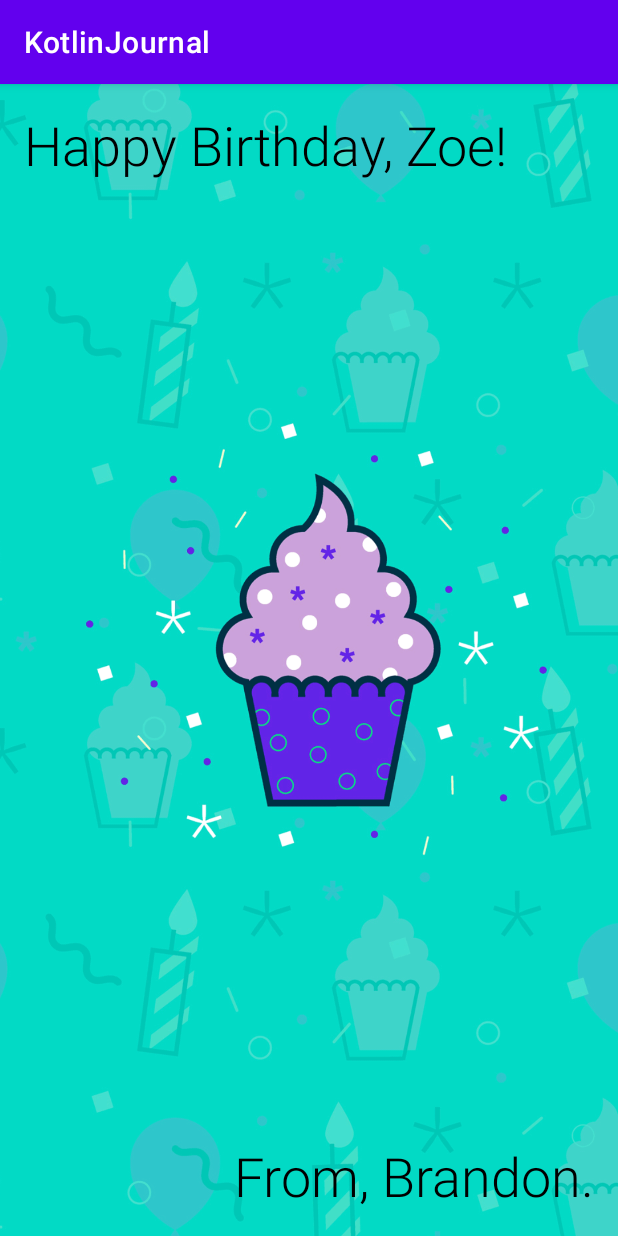
After one commit to JellyRollJunior/kotlin-journal-app, an Android app: the BirthdayCard screen opened directly, with no data from a screen before it, on a phone screen of 412 x 824 dp. The commit adds this screen. Run offline under Robolectric (Android 15) with nearby library versions, the phone set to English and light mode, and no system bars.

Commit message:
Create BirthdayCard.kt

```diff
--- a/app/src/main/AndroidManifest.xml
+++ b/app/src/main/AndroidManifest.xml
@@ -10,6 +10,9 @@
         android:supportsRtl="true"
         android:theme="@style/Theme.KotlinJournal">
         <activity
+            android:name=".BirthdayCard"
+            android:exported="false" />
+        <activity
             android:name=".MainActivity"
             android:exported="true">
             <intent-filter>
--- /dev/null
+++ b/app/src/main/java/com/example/kotlinjournal/BirthdayCard.kt
@@ -0,0 +1,11 @@
+package com.example.kotlinjournal
+
+import androidx.appcompat.app.AppCompatActivity
+import android.os.Bundle
+
+class BirthdayCard : AppCompatActivity() {
+    override fun onCreate(savedInstanceState: Bundle?) {
+        super.onCreate(savedInstanceState)
+        setContentView(R.layout.activity_birthday_card)
+    }
+}
--- /dev/null
+++ b/app/src/main/res/layout/activity_birthday_card.xml
@@ -0,0 +1,47 @@
+<?xml version="1.0" encoding="utf-8"?>
+<androidx.constraintlayout.widget.ConstraintLayout xmlns:android="http://schemas.android.com/apk/res/android"
+    xmlns:app="http://schemas.android.com/apk/res-auto"
+    xmlns:tools="http://schemas.android.com/tools"
+    android:layout_width="match_parent"
+    android:layout_height="match_parent"
+    tools:context=".BirthdayCard">
+
+    <ImageView
+        android:id="@+id/imageView"
+        android:layout_width="0dp"
+        android:layout_height="0dp"
+        android:scaleType="centerCrop"
+        app:layout_constraintBottom_toBottomOf="parent"
+        app:layout_constraintEnd_toEndOf="parent"
+        app:layout_constraintStart_toStartOf="parent"
+        app:layout_constraintTop_toTopOf="parent"
+        app:srcCompat="@drawable/androidparty"
+        android:contentDescription="@string/cupcake_background_cd" />
+
+    <TextView
+        android:layout_width="wrap_content"
+        android:layout_height="wrap_content"
+        android:layout_marginTop="16dp"
+        android:layout_marginStart="16dp"
+        android:fontFamily="sans-serif-light"
+        android:text="@string/happy_birthday_zoe"
+        android:textColor="@color/black"
+        android:textSize="36sp"
+        android:typeface="sans"
+        app:layout_constraintLeft_toLeftOf="parent"
+        app:layout_constraintTop_toTopOf="parent" />
+
+    <TextView
+        android:id="@+id/textView"
+        android:layout_width="wrap_content"
+        android:layout_height="wrap_content"
+        android:layout_marginEnd="16dp"
+        android:layout_marginBottom="16dp"
+        android:fontFamily="sans-serif-light"
+        android:text="@string/from_brandon"
+        android:textColor="@color/black"
+        android:textSize="36sp"
+        app:layout_constraintBottom_toBottomOf="parent"
+        app:layout_constraintEnd_toEndOf="parent" />
+
+</androidx.constraintlayout.widget.ConstraintLayout>
--- a/app/src/main/res/values/strings.xml
+++ b/app/src/main/res/values/strings.xml
@@ -1,3 +1,6 @@
 <resources>
     <string name="app_name">KotlinJournal</string>
+    <string name="happy_birthday_zoe">Happy Birthday, Zoe!</string>
+    <string name="from_brandon">From, Brandon.</string>
+    <string name="cupcake_background_cd">Cupcake Background</string>
 </resources>
```
Also changed, not shown: app/src/main/java/com/example/kotlinjournal/CreateABirthdayCard.kt (deleted, +0 -8 lines), app/src/main/res/layout/activity_main.xml (+0 -35 lines).
